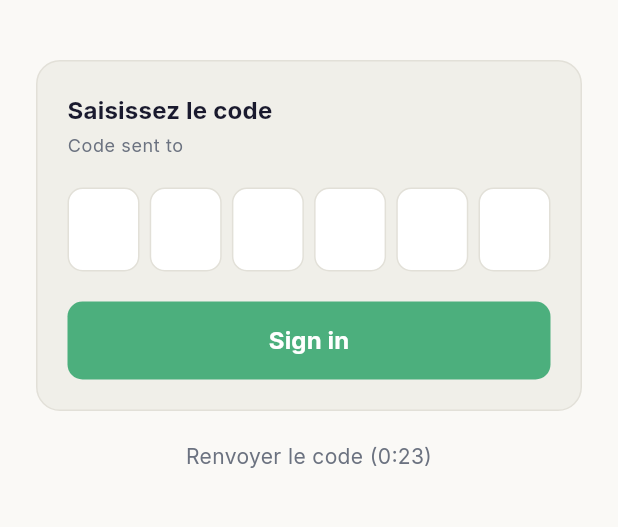
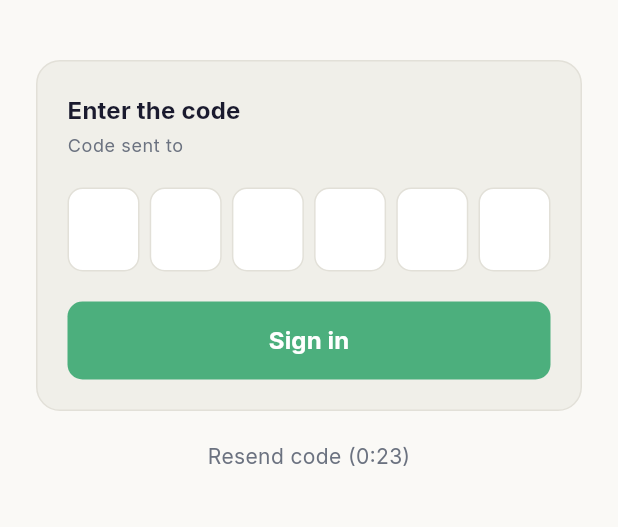
Before and after one commit to Abdu11ahMamun/plateau, a Flutter app: the OtpScreen screen opened by its route, on a phone screen of 412 x 824 dp, the part 264-791 px from its top. Run offline on Flutter 3.47's test engine with Material 3 defaults, Android fonts, the phone set to English and light mode, and no system bars; our stand-ins replace dio, flutter_riverpod, flutter_secure_storage, go_router, hive_flutter; missing offline and left inert: nfc_manager; accounts and stored records are empty; generated files the repository leaves out were written again.

Commit message:
feat: enhance localization support; persist user language choice and update UI text

```diff
--- a/mobile/lib/core/storage/secure_storage.dart
+++ b/mobile/lib/core/storage/secure_storage.dart
@@ -14,6 +14,7 @@ class SecureStorage {
   static const _kInstallId = 'device_install_id';
   static const _kUserName = 'user_name';
   static const _kUserEmail = 'user_email';
+  static const _kLocale = 'app_locale';
 
   Future<String?> readToken() => _storage.read(key: _kToken);
   Future<void> writeToken(String value) =>
@@ -35,6 +36,11 @@ class SecureStorage {
   Future<void> writeUserEmail(String value) =>
       _storage.write(key: _kUserEmail, value: value);
 
+  /// Device-level display language ('en'/'fr'). Not cleared on sign-out.
+  Future<String?> readLocale() => _storage.read(key: _kLocale);
+  Future<void> writeLocale(String value) =>
+      _storage.write(key: _kLocale, value: value);
+
   Future<void> clearSession() async {
     await _storage.delete(key: _kToken);
     await _storage.delete(key: _kRefreshToken);
--- a/mobile/lib/features/auth/screens/login_screen.dart
+++ b/mobile/lib/features/auth/screens/login_screen.dart
@@ -76,7 +76,7 @@ class _LoginScreenState extends ConsumerState<LoginScreen> {
                       textInputAction: TextInputAction.go,
                       onSubmitted: (_) => _submit(),
                       decoration: InputDecoration(
-                        hintText: 'karim@exemple.fr',
+                        hintText: l10n.loginPlaceholder,
                         filled: true,
                         fillColor: Colors.white,
                         contentPadding: const EdgeInsets.symmetric(
@@ -114,7 +114,7 @@ class _LoginScreenState extends ConsumerState<LoginScreen> {
               ),
               const SizedBox(height: 20),
               Text(
-                'Première connexion ? Contactez votre responsable',
+                l10n.loginFirstTime,
                 textAlign: TextAlign.center,
                 style: Theme.of(context).textTheme.bodyMedium?.copyWith(
                       color: AppColors.textSecondary,
--- a/mobile/lib/features/auth/screens/otp_screen.dart
+++ b/mobile/lib/features/auth/screens/otp_screen.dart
@@ -98,7 +98,7 @@ class _OtpScreenState extends ConsumerState<OtpScreen> {
                   crossAxisAlignment: CrossAxisAlignment.start,
                   children: [
                     Text(
-                      'Saisissez le code',
+                      l10n.otpHeading,
                       style: Theme.of(context).textTheme.titleMedium?.copyWith(
                             fontWeight: FontWeight.w700,
                           ),
@@ -148,16 +148,16 @@ class _OtpScreenState extends ConsumerState<OtpScreen> {
               const SizedBox(height: 20),
               _remaining > 0
                   ? Text(
-                      'Renvoyer le code (0:${_remaining.toString().padLeft(2, '0')})',
+                      l10n.otpResendIn(_remaining.toString().padLeft(2, '0')),
                       style: Theme.of(context).textTheme.bodyMedium?.copyWith(
                             color: AppColors.textSecondary,
                           ),
                     )
                   : TextButton(
                       onPressed: _resend,
-                      child: const Text(
-                        'Renvoyer le code',
-                        style: TextStyle(
+                      child: Text(
+                        l10n.otpResend,
+                        style: const TextStyle(
                           color: AppColors.sage,
                           fontWeight: FontWeight.w600,
                         ),
--- a/mobile/lib/l10n/app_en.arb
+++ b/mobile/lib/l10n/app_en.arb
@@ -9,6 +9,18 @@
     "description": "Heading above the email field on the login screen."
   },
   "loginButton": "Send code",
+  "loginPlaceholder": "karim@example.com",
+  "loginFirstTime": "First time here? Contact your manager",
+  "otpHeading": "Enter the code",
+  "otpResend": "Resend code",
+  "otpResendIn": "Resend code (0:{seconds})",
+  "@otpResendIn": {
+    "placeholders": {
+      "seconds": {
+        "type": "String"
+      }
+    }
+  },
   "otpTitle": "Code sent to",
   "@otpTitle": {
     "description": "Prefix shown before the email address on the OTP screen."
--- a/mobile/lib/l10n/app_fr.arb
+++ b/mobile/lib/l10n/app_fr.arb
@@ -3,6 +3,11 @@
   "loginTitle": "Plateau",
   "loginHint": "Entrez votre email",
   "loginButton": "Envoyer le code",
+  "loginPlaceholder": "karim@exemple.fr",
+  "loginFirstTime": "Première connexion ? Contactez votre responsable",
+  "otpHeading": "Saisissez le code",
+  "otpResend": "Renvoyer le code",
+  "otpResendIn": "Renvoyer le code (0:{seconds})",
   "otpTitle": "Code envoyé à",
   "otpButton": "Se connecter",
   "homeGreeting": "Bonjour, {name}",
```
Also changed, not shown: mobile/lib/core/providers/locale_provider.dart (+21 -5 lines), mobile/lib/features/home/screens/home_screen.dart (+48 -35 lines).
